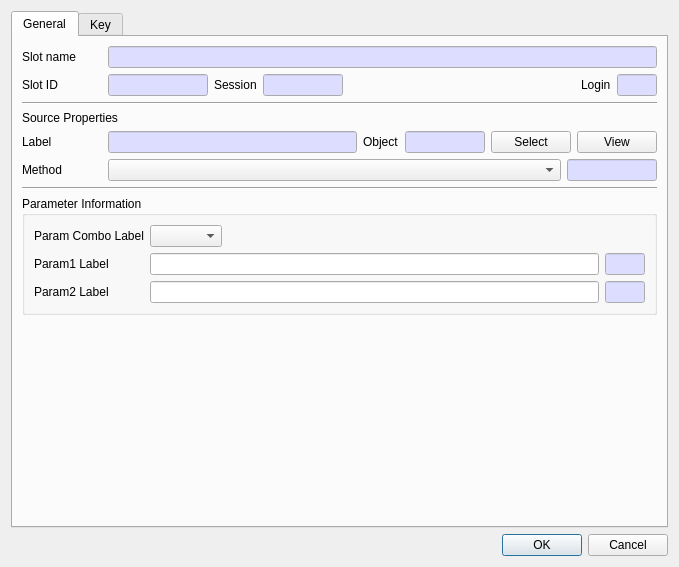
Qt form CryptokiMan/derive_key_dlg.ui (jykim74/CryptokiMan) before a commit.
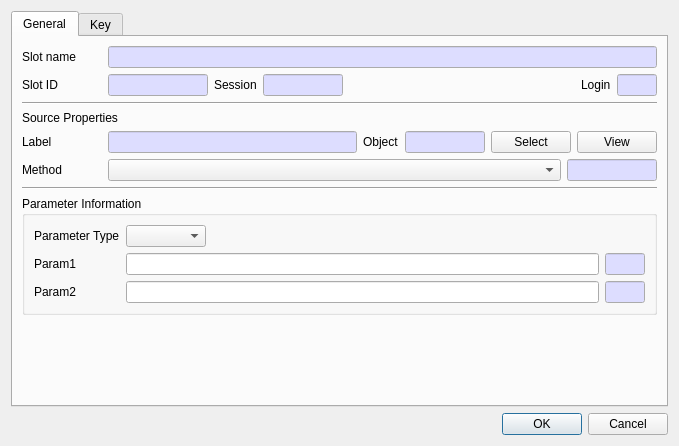
The same form after that commit.

Commit message: DeriveKey 파라미터 메세지 개선

Patch:
```diff
--- a/CryptokiMan/derive_key_dlg.ui
+++ b/CryptokiMan/derive_key_dlg.ui
@@ -7,7 +7,7 @@
     <x>0</x>
     <y>0</y>
     <width>679</width>
-    <height>567</height>
+    <height>446</height>
    </rect>
   </property>
   <property name="windowTitle">
@@ -595,7 +595,7 @@
             <item row="2" column="0">
              <widget class="QLabel" name="mParam2Label">
               <property name="text">
-               <string>Param2 Label</string>
+               <string>Param2</string>
               </property>
              </widget>
             </item>
@@ -658,7 +658,7 @@
             <item row="0" column="0">
              <widget class="QLabel" name="mParamComboLabel">
               <property name="text">
-               <string>Param Combo Label</string>
+               <string>Parameter Type</string>
               </property>
              </widget>
             </item>
@@ -677,14 +677,21 @@
                </size>
               </property>
               <property name="text">
-               <string>Param1 Label</string>
+               <string>Param1</string>
               </property>
              </widget>
             </item>
             <item row="0" column="1" colspan="2">
              <layout class="QGridLayout" name="gridLayout_11">
               <item row="0" column="0">
-               <widget class="QComboBox" name="mParamCombo"/>
+               <widget class="QComboBox" name="mParamCombo">
+                <property name="minimumSize">
+                 <size>
+                  <width>80</width>
+                  <height>0</height>
+                 </size>
+                </property>
+               </widget>
               </item>
               <item row="0" column="1">
                <spacer name="horizontalSpacer_2">
```
The commit also changes 4 other files.
